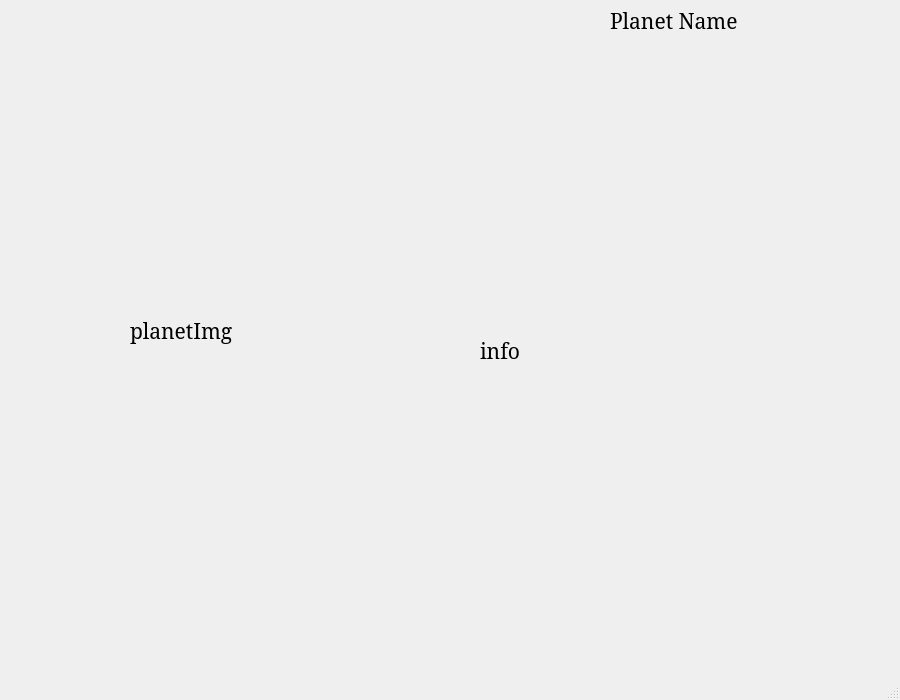
The window that Syzygy/planetinfoform.ui (maxpe3447/SyZyGy) describes before a commit, drawn with Qt 5.
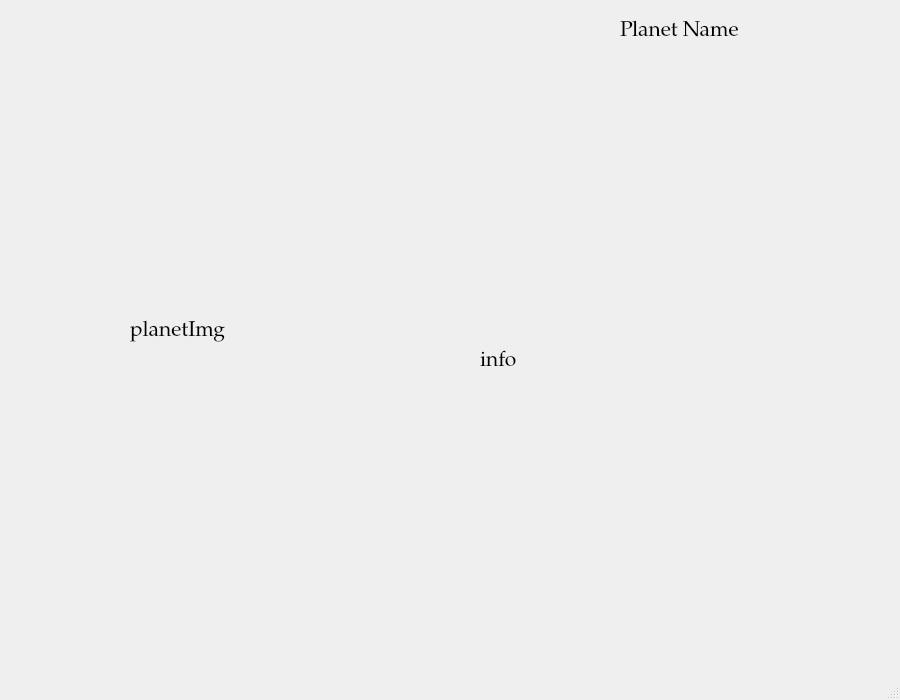
The same window after the commit. Icons and pictures are not drawn.

Patch:
```diff
--- a/Syzygy/planetinfoform.ui
+++ b/Syzygy/planetinfoform.ui
@@ -36,7 +36,7 @@
     </property>
     <property name="font">
      <font>
-      <family>Garamond</family>
+      <family>Palatino Linotype</family>
       <pointsize>16</pointsize>
      </font>
     </property>
@@ -48,14 +48,14 @@
     <property name="geometry">
      <rect>
       <x>480</x>
-      <y>50</y>
+      <y>60</y>
       <width>391</width>
       <height>601</height>
      </rect>
     </property>
     <property name="font">
      <font>
-      <family>Garamond</family>
+      <family>Palatino Linotype</family>
       <pointsize>16</pointsize>
       <kerning>true</kerning>
      </font>
@@ -67,15 +67,15 @@
    <widget class="QLabel" name="lPlanetName">
     <property name="geometry">
      <rect>
-      <x>610</x>
-      <y>0</y>
+      <x>620</x>
+      <y>10</y>
       <width>131</width>
       <height>41</height>
      </rect>
     </property>
     <property name="font">
      <font>
-      <family>Garamond</family>
+      <family>Palatino Linotype</family>
       <pointsize>16</pointsize>
      </font>
     </property>
```
Left out of the diff: 10 changed lines with no effect on the pictures.
